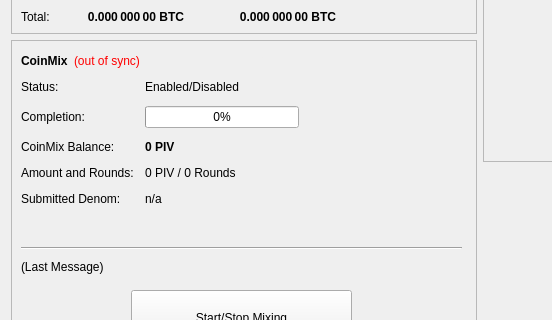
Old version of the form src/qt/forms/overviewpage.ui in the repository slingcoin/sling-market; both pictures show x 0 to 552 and y 182 to 502 of the 960 by 615 pixel window.
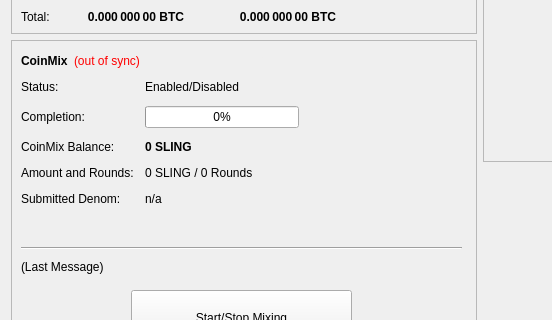
New version of the form.

Commit message: Correct units display. -> SLING

What changed in the file:
```diff
--- a/src/qt/forms/overviewpage.ui
+++ b/src/qt/forms/overviewpage.ui
@@ -474,7 +474,7 @@
               </font>
              </property>
              <property name="text">
-              <string notr="true">0 PIV</string>
+              <string notr="true">0 SLING</string>
              </property>
             </widget>
            </item>
@@ -488,7 +488,7 @@
            <item row="3" column="1">
             <widget class="QLabel" name="labelAmountRounds">
              <property name="text">
-              <string>0 PIV / 0 Rounds</string>
+              <string>0 SLING / 0 Rounds</string>
              </property>
             </widget>
            </item>
```
The commit also changes 56 other files.
